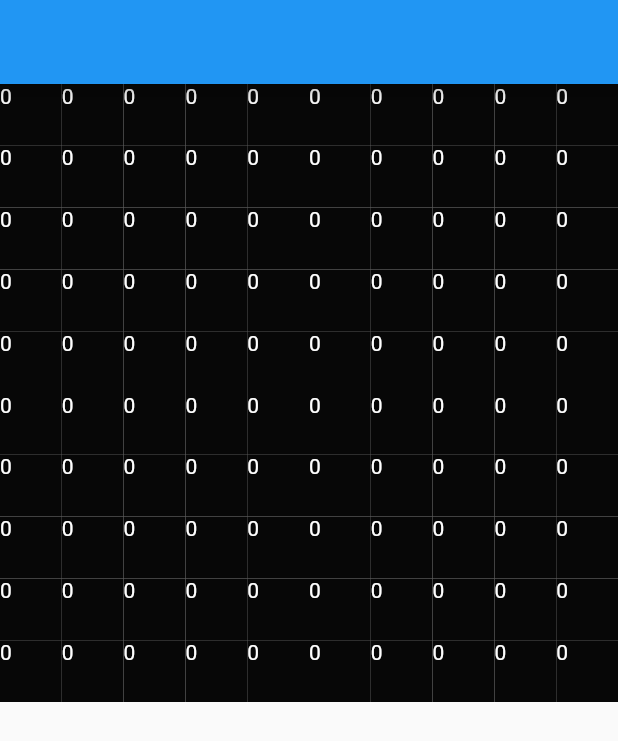
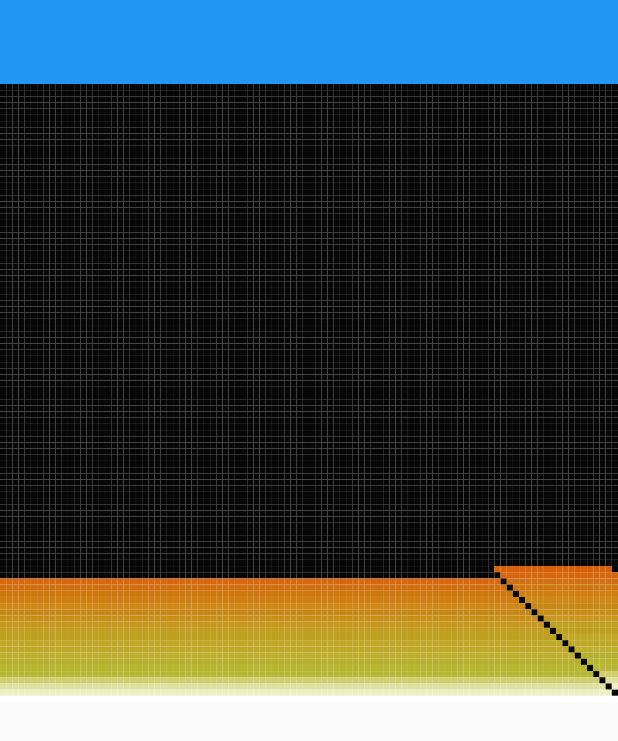
Before and after one commit to eudangeld/floom, a Flutter app: the first screen one second after launch, on a phone screen of 412 x 824 dp. Shown: the top 741 px of the screen. Run offline on Flutter 3.47's test engine with Material 2 defaults, Android fonts, the phone set to English and light mode, and no system bars.

Commit message:
Done but slow

```diff
--- a/lib/floom_fire.dart
+++ b/lib/floom_fire.dart
@@ -13,17 +13,19 @@ class _FloomFireState extends State<FloomFire> {
   List<int> fire = [];
   List<TableRow> tableRows = [];
   List<Widget> widgets = [];
-  final fireWidth = 10;
-  final fireHeight = 10;
+  final fireWidth = 100;
+  final fireHeight = 100;
   Table fireTabl;
   Timer _timer;
-  bool _debug = true;
+  bool _debug = false;
 
   @override
   void initState() {
     super.initState();
+
     _createFirestructure();
-    _timer = Timer.periodic(Duration(seconds: 1), (Timer f) {
+
+    _timer = Timer.periodic(Duration(milliseconds: 100), (Timer f) {
       _calculateFirePropagation();
     });
   }
@@ -32,14 +34,13 @@ class _FloomFireState extends State<FloomFire> {
     int belowPixel = currentPixel + fireWidth;
     if (belowPixel < fireHeight * fireWidth) {
       Random r = Random();
-      int decay = 1; // r.nextInt(3).floor();
+      int decay = r.nextInt(3).floor();
       int belowPixelIntensity = fire[belowPixel];
       int newIntensityFire =
           belowPixelIntensity - decay > 0 ? belowPixelIntensity - decay : 0;
       int wind = currentPixel - decay >= 0 ? currentPixel - decay : 0;
       setState(() {
-        print('Setting ' + currentPixel.toString() + ' to ${newIntensityFire}');
-        fire[currentPixel] = newIntensityFire;
+        fire[wind] = newIntensityFire;
       });
     }
   }
@@ -73,16 +74,28 @@ class _FloomFireState extends State<FloomFire> {
   }
 
   Widget fireBlock(int index) {
+    // print(fire[index]);
+
     return Container(
       child: _debug
-          ? Text(
-              fire[index].toString(),
-              style: TextStyle(color: Colors.white),
+          ? Stack(
+              children: <Widget>[
+                Positioned(
+                  bottom: 1,
+                  child: Text(
+                    index.toString(),
+                    style: TextStyle(color: Colors.yellow),
+                  ),
+                )
+              ],
             )
           : Container(),
       width: MediaQuery.of(context).size.width / fireWidth,
       height: (MediaQuery.of(context).size.height / 2) / fireHeight - 1,
-      color: FIRE_COLORS[fire[index]],
+      // color: FIRE_COLORS[fire[8]],
+      decoration: BoxDecoration(
+          color: FIRE_COLORS[index],
+          border: Border.all(color: FIRE_COLORS[index])),
     );
   }
 
@@ -100,6 +113,7 @@ class _FloomFireState extends State<FloomFire> {
     _createFireSource();
     _calculateFirePropagation();
     _createFireWidgets();
+
     return GridView.count(
       crossAxisCount: fireWidth,
       // childAspectRatio: 1.0,
--- a/lib/src/fire_colors.dart
+++ b/lib/src/fire_colors.dart
@@ -1,6 +1,6 @@
 import 'dart:ui';
 
-var FIRE_COLORS = [
+List<Color> FIRE_COLORS = <Color>[
   Color.fromARGB(0xFF, 0x07, 0x07, 0x07),
   Color.fromARGB(0xFF, 0x1F, 0x07, 0x07),
   Color.fromARGB(0xFF, 0x2F, 0x0F, 0x07),
@@ -39,3 +39,37 @@ var FIRE_COLORS = [
   Color.fromARGB(0xFF, 0xEF, 0xEF, 0xC7),
   Color.fromARGB(0xFF, 0xFF, 0xFF, 0xFF),
 ];
+
+// 0x57,0x17,0x07,
+// 0x67,0x1F,0x07,
+// 0x77,0x1F,0x07,
+// 0x8F,0x27,0x07,
+// 0x9F,0x2F,0x07,
+// 0xAF,0x3F,0x07,
+// 0xBF,0x47,0x07,
+// 0xC7,0x47,0x07,
+// 0xDF,0x4F,0x07,
+// 0xDF,0x57,0x07,
+// 0xDF,0x57,0x07,
+// 0xD7,0x5F,0x07,
+// 0xD7,0x5F,0x07,
+// 0xD7,0x67,0x0F,
+// 0xCF,0x6F,0x0F,
+// 0xCF,0x77,0x0F,
+// 0xCF,0x7F,0x0F,
+// 0xCF,0x87,0x17,
+// 0xC7,0x87,0x17,
+// 0xC7,0x8F,0x17,
+// 0xC7,0x97,0x1F,
+// 0xBF,0x9F,0x1F,
+// 0xBF,0x9F,0x1F,
+// 0xBF,0xA7,0x27,
+// 0xBF,0xA7,0x27,
+// 0xBF,0xAF,0x2F,
+// 0xB7,0xAF,0x2F,
+// 0xB7,0xB7,0x2F,
+// 0xB7,0xB7,0x37,
+// 0xCF,0xCF,0x6F,
+// 0xDF,0xDF,0x9F,
+// 0xEF,0xEF,0xC7,
+// 0xFF,0xFF,0xFF
```
